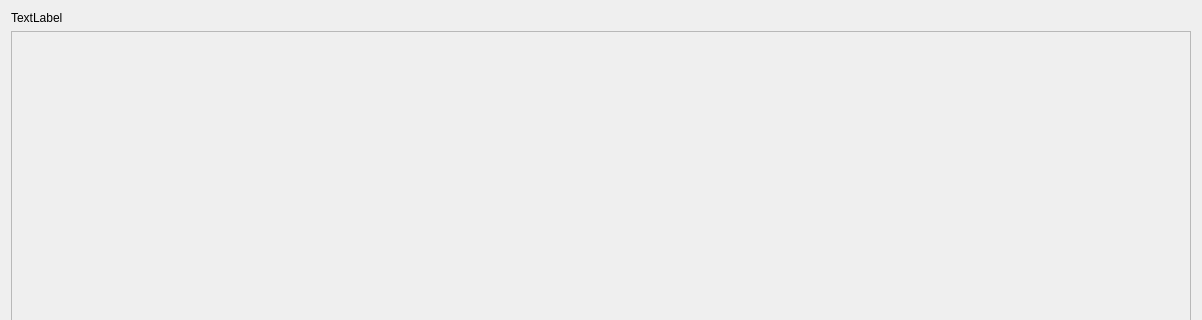
Above: Jobs-of-SoftwareEngineer/Codeing/Scut/topic.ui from CSLP/CPP before the change; both pictures show x 0 to 1202 and y 0 to 320 of the 1202 by 518 pixel window. Below: the same form after it.
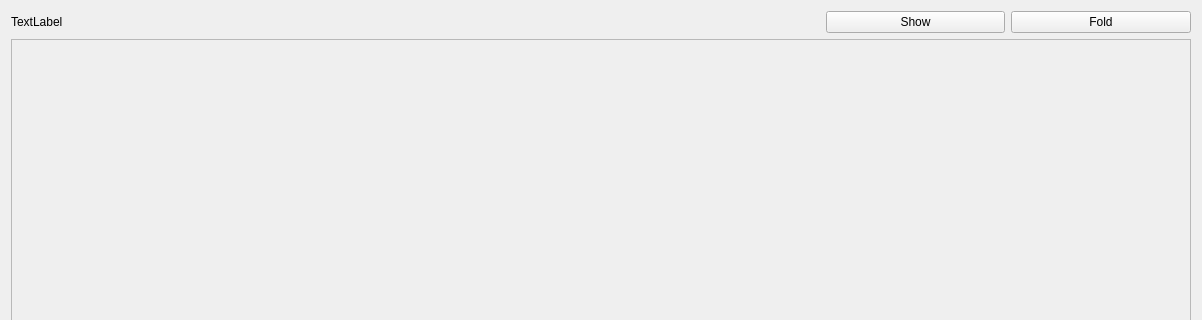
That is the form after the change.

Patch:
```diff
--- a/Jobs-of-SoftwareEngineer/Codeing/Scut/topic.ui
+++ b/Jobs-of-SoftwareEngineer/Codeing/Scut/topic.ui
@@ -15,6 +15,8 @@
   </property>
   <layout class="QVBoxLayout" name="verticalLayout">
    <item>
+    <layout class="QHBoxLayout" name="horizontalLayout" stretch="9,2,2">
+     <item>
     <widget class="QLabel" name="label">
      <property name="text">
       <string>TextLabel</string>
@@ -22,6 +24,22 @@
     </widget>
    </item>
    <item>
+      <widget class="QPushButton" name="showPushButton">
+       <property name="text">
+        <string>Show</string>
+       </property>
+      </widget>
+     </item>
+     <item>
+      <widget class="QPushButton" name="foldPushButton">
+       <property name="text">
+        <string>Fold</string>
+       </property>
+      </widget>
+     </item>
+    </layout>
+   </item>
+   <item>
     <widget class="QScrollArea" name="scrollArea">
      <property name="widgetResizable">
       <bool>true</bool>
@@ -32,7 +50,7 @@
         <x>0</x>
         <y>0</y>
         <width>1182</width>
-        <height>470</height>
+        <height>458</height>
        </rect>
       </property>
      </widget>
```
Lines whose indentation alone changed are shown as unchanged.
